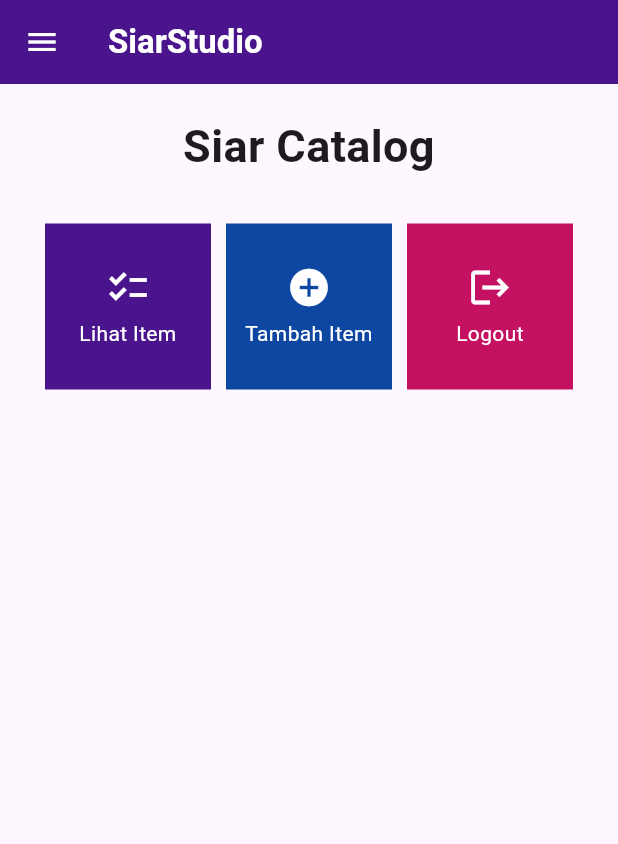
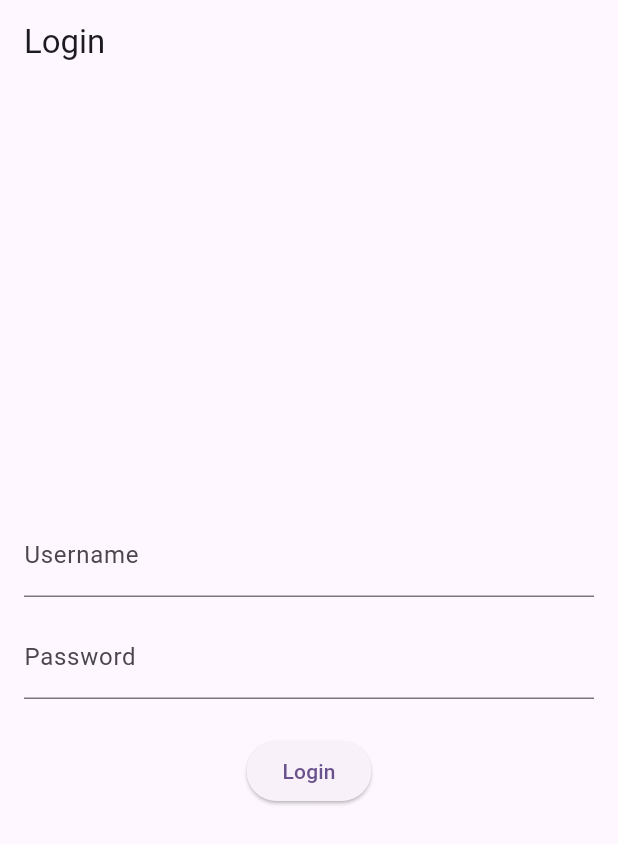
Before and after one commit to raissaputi/siarstudio, a Flutter app: the screen it shows after launch, on a phone screen of 412 x 824 dp. Shown: the top 844 px of the screen. Run offline on Flutter 3.47's test engine with Material 2 defaults, Android fonts, the light colour scheme and no system bars; missing offline and left inert: pbp_django_auth.

Commit message:
form, login, logout aman

```diff
--- a/lib/main.dart
+++ b/lib/main.dart
@@ -1,5 +1,8 @@
 import 'package:flutter/material.dart';
+import 'package:provider/provider.dart';
+import 'package:siarstudio/screens/login.dart';
 import 'package:siarstudio/screens/menu.dart';
+import 'package:pbp_django_auth/pbp_django_auth.dart';
 
 void main() {
   runApp(const MyApp());
@@ -11,28 +14,20 @@
   // This widget is the root of your application.
   @override
   Widget build(BuildContext context) {
-    return MaterialApp(
+    return Provider(
+      create: (_) {
+        CookieRequest request = CookieRequest();
+        return request;
+      },
+      child: MaterialApp(
       title: 'SiarStudio',
-      theme: ThemeData(
-        // This is the theme of your application.
-        //
-        // TRY THIS: Try running your application with "flutter run". You'll see
-        // the application has a blue toolbar. Then, without quitting the app,
-        // try changing the seedColor in the colorScheme below to Colors.green
-        // and then invoke "hot reload" (save your changes or press the "hot
-        // reload" button in a Flutter-supported IDE, or press "r" if you used
-        // the command line to start the app).
-        //
-        // Notice that the counter didn't reset back to zero; the application
-        // state is not lost during the reload. To reset the state, use hot
-        // restart instead.
-        //
-        // This works for code too, not just values: Most code changes can be
-        // tested with just a hot reload.
-        colorScheme: ColorScheme.fromSeed(seedColor: Colors.purple.shade900),
-        useMaterial3: true,
-      ),
-      home: MyHomePage(),
+        theme: ThemeData(
+
+          colorScheme: ColorScheme.fromSeed(seedColor: Colors.purple.shade900),
+          useMaterial3: true,
+        ),
+        home: const LoginPage(),
+      )
     );
   }
 }
--- /dev/null
+++ b/lib/screens/login.dart
@@ -0,0 +1,111 @@
+import 'package:siarstudio/screens/menu.dart';
+import 'package:flutter/material.dart';
+import 'package:pbp_django_auth/pbp_django_auth.dart';
+import 'package:provider/provider.dart';
+
+void main() {
+  runApp(const LoginApp());
+}
+
+class LoginApp extends StatelessWidget {
+const LoginApp({super.key});
+
+@override
+Widget build(BuildContext context) {
+  return MaterialApp(
+    title: 'Login',
+    theme: ThemeData(
+      primarySwatch: Colors.blue,
+    ),
+    home: const LoginPage(),
+    );
+  }
+}
+
+class LoginPage extends StatefulWidget {
+  const LoginPage({super.key});
+
+  @override
+  _LoginPageState createState() => _LoginPageState();
+}
+
+class _LoginPageState extends State<LoginPage> {
+  final TextEditingController _usernameController = TextEditingController();
+  final TextEditingController _passwordController = TextEditingController();
+
+  @override
+  Widget build(BuildContext context) {
+    final request = context.watch<CookieRequest>();
+    return Scaffold(
+      appBar: AppBar(
+        title: const Text('Login'),
+      ),
+      body: Container(
+        padding: const EdgeInsets.all(16.0),
+      child: Column(
+          mainAxisAlignment: MainAxisAlignment.center,
+          children: [
+            TextField(
+              controller: _usernameController,
+              decoration: const InputDecoration(
+                labelText: 'Username',
+              ),
+            ),
+            const SizedBox(height: 12.0),
+            TextField(
+              controller: _passwordController,
+              decoration: const InputDecoration(
+                labelText: 'Password',
+              ),
+              obscureText: true,
+            ),
+            const SizedBox(height: 24.0),
+            ElevatedButton(
+              onPressed: () async {
+                String username = _usernameController.text;
+                String password = _passwordController.text;
+
+                // Cek kredensial
+                final response = await request.login("https://puti-raissa-tugas.pbp.cs.ui.ac.id/auth/login/", {
+                  'username': username,
+                  'password': password,
+                });
+
+                if (request.loggedIn) {
+                  String message = response['message'];
+                  String uname = response['username'];
+                  Navigator.pushReplacement(
+                    context,
+                    MaterialPageRoute(builder: (context) => MyHomePage()),
+                  );
+                  ScaffoldMessenger.of(context)
+                    ..hideCurrentSnackBar()
+                    ..showSnackBar(
+                      SnackBar(content: Text("$message Selamat datang, $uname.")));
+                  } else {
+                  showDialog(
+                    context: context,
+                    builder: (context) => AlertDialog(
+                      title: const Text('Login Gagal'),
+                      content:
+                        Text(response['message']),
+                      actions: [
+                        TextButton(
+                          child: const Text('OK'),
+                          onPressed: () {
+                            Navigator.pop(context);
+                          },
+                        ),
+                      ],
+                    ),
+                  );
+                }
+              },
+              child: const Text('Login'),
+            ),
+          ],
+        ),
+      ),
+    );
+  }
+}
--- a/pubspec.yaml
+++ b/pubspec.yaml
@@ -35,6 +35,9 @@
   # The following adds the Cupertino Icons font to your application.
   # Use with the CupertinoIcons class for iOS style icons.
   cupertino_icons: ^1.0.2
+  provider: ^6.1.1
+  pbp_django_auth: ^0.4.0
+  http: ^1.1.0
 
 dev_dependencies:
   flutter_test:
```
Also changed, not shown: lib/models/item.dart (added, +81 -0 lines), lib/screens/list_item.dart (added, +93 -0 lines), lib/screens/studio_form.dart (+33 -29 lines), lib/widgets/left_drawer.dart (+12 -0 lines), lib/widgets/studio_card.dart (+30 -1 lines), pubspec.lock, 2 other files.
